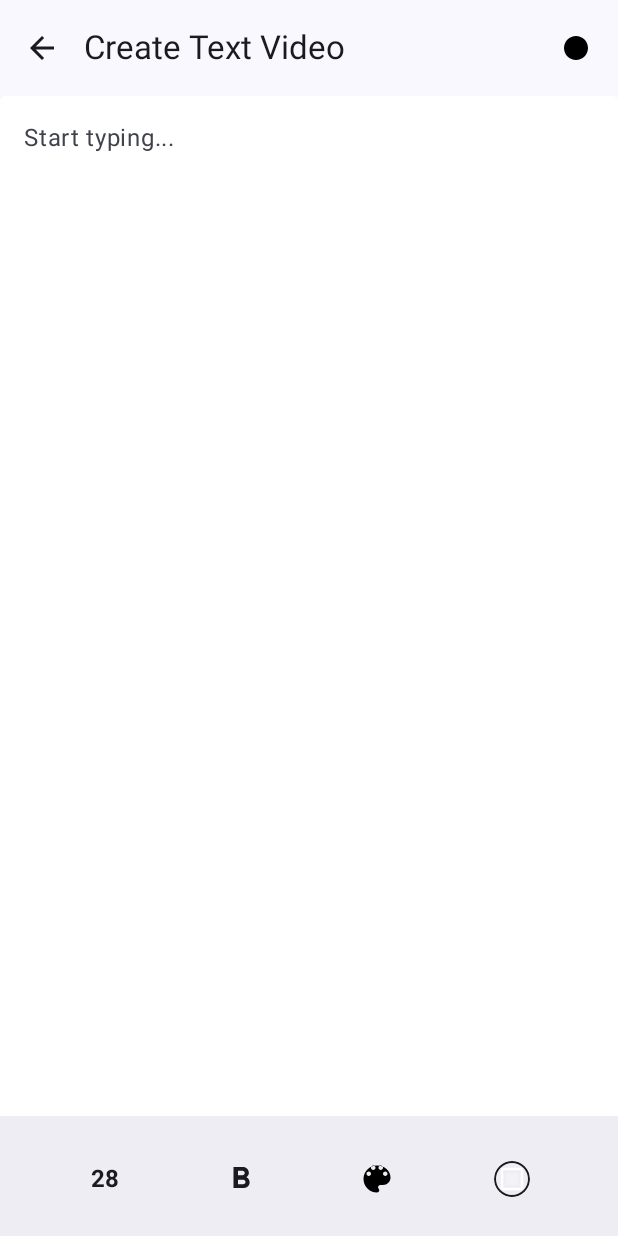
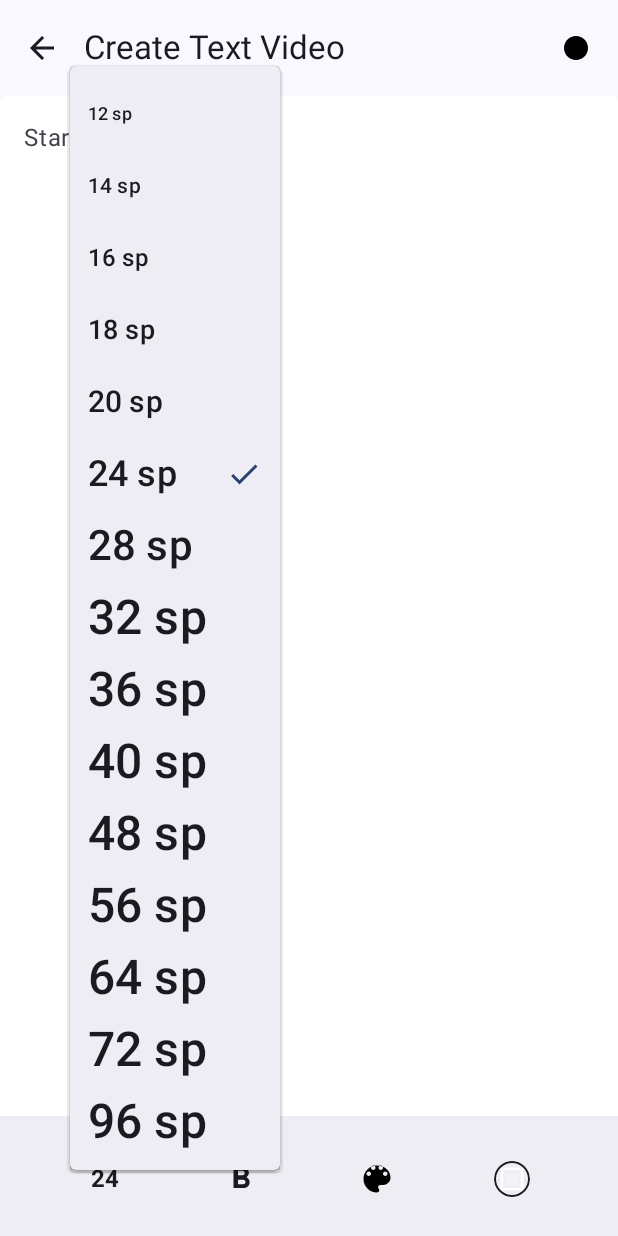
Before and after one commit to adegtiarev/VideoMessage, an Android app built with Jetpack Compose: the TextVideoScreen screen opened through its navigation route, after a tap on "24", on a phone screen of 412 x 824 dp. Run offline under Robolectric (Android 15) with nearby library versions, the phone set to English and light mode, and no system bars; our stand-ins replace Dagger/Hilt's generated code.

Commit message:
Implement font size selection dropdown in TextVideoScreen
- Replace the cyclical font size toggle button with a `DropdownMenu` for direct selection.
- Add state management (`showSizeMenu`) and a list of `availableFontSizes` ranging from 12sp to 96sp.
- Display a checkmark icon next to the currently selected font size in the menu.
- Maintain existing buttons for bold toggle, text color, and background color customization in the bottom bar.

```diff
--- a/app/src/main/java/arg/adegtiarev/videomessage/ui/textvideo/TextVideoScreen.kt
+++ b/app/src/main/java/arg/adegtiarev/videomessage/ui/textvideo/TextVideoScreen.kt
@@ -10,7 +10,11 @@ import androidx.compose.foundation.layout.imePadding
 import androidx.compose.foundation.layout.padding
 import androidx.compose.foundation.layout.size
 import androidx.compose.foundation.shape.CircleShape
+import androidx.compose.material.icons.Icons
+import androidx.compose.material.icons.filled.Check
 import androidx.compose.material3.BottomAppBar
+import androidx.compose.material3.DropdownMenu
+import androidx.compose.material3.DropdownMenuItem
 import androidx.compose.material3.Icon
 import androidx.compose.material3.IconButton
 import androidx.compose.material3.MaterialTheme
@@ -32,6 +36,7 @@ import androidx.compose.ui.graphics.Color
 import androidx.compose.ui.res.painterResource
 import androidx.compose.ui.text.TextStyle
 import androidx.compose.ui.text.font.FontWeight
+import androidx.compose.ui.unit.DpOffset
 import androidx.compose.ui.unit.dp
 import androidx.compose.ui.unit.sp
 import androidx.hilt.navigation.compose.hiltViewModel
@@ -51,6 +56,14 @@ fun TextVideoScreen(
     var isBold by remember { mutableStateOf(false) }
     var textColor by remember { mutableStateOf(Color.Black) }
     var backgroundColor by remember { mutableStateOf(Color.White) }
+
+    // Состояние видимости меню выбора размера
+    var showSizeMenu by remember { mutableStateOf(false) }
+
+    // Список доступных размеров шрифта
+    val availableFontSizes = remember {
+        listOf(12f, 14f, 16f, 18f, 20f, 24f, 28f, 32f, 36f, 40f, 48f, 56f, 64f, 72f, 96f)
+    }
     // ----------------------------------------------------------
 
     Scaffold(
@@ -69,16 +82,51 @@ fun TextVideoScreen(
                     horizontalArrangement = Arrangement.SpaceEvenly,
                     verticalAlignment = Alignment.CenterVertically
                 ) {
-                    IconButton(onClick = {
-                        textSizeSp = if (textSizeSp >= 48f) 16f else textSizeSp + 4f
-                    }) {
-                        Text(
-                            text = "${textSizeSp.toInt()}",
-                            style = MaterialTheme.typography.titleMedium,
-                            fontWeight = FontWeight.Bold
-                        )
+                    // 1. Кнопка размера шрифта с выпадающим меню
+                    Box {
+                        IconButton(onClick = { showSizeMenu = true }) {
+                            Text(
+                                text = "${textSizeSp.toInt()}",
+                                style = MaterialTheme.typography.titleMedium,
+                                fontWeight = FontWeight.Bold
+                            )
+                        }
+
+                        DropdownMenu(
+                            expanded = showSizeMenu,
+                            onDismissRequest = { showSizeMenu = false },
+                            // Небольшой сдвиг, чтобы меню не перекрывало палец
+                            offset = DpOffset(x = 0.dp, y = 10.dp)
+                        ) {
+                            availableFontSizes.forEach { size ->
+                                DropdownMenuItem(
+                                    text = {
+                                        Text(
+                                            text = "${size.toInt()} sp",
+                                            // Отображаем текст в меню сразу с нужным размером (опционально, но наглядно)
+                                            // Ограничиваем макс размер в меню, чтобы не ломать UI
+                                            fontSize = if (size > 32f) 32.sp else size.sp
+                                        )
+                                    },
+                                    onClick = {
+                                        textSizeSp = size
+                                        showSizeMenu = false
+                                    },
+                                    trailingIcon = {
+                                        if (textSizeSp == size) {
+                                            Icon(
+                                                imageVector = Icons.Default.Check,
+                                                contentDescription = "Selected",
+                                                tint = MaterialTheme.colorScheme.primary
+                                            )
+                                        }
+                                    }
+                                )
+                            }
+                        }
                     }
 
+                    // 2. Кнопка стиля шрифта
                     IconButton(onClick = { isBold = !isBold }) {
                         if (isBold) {
                             Icon(
@@ -93,6 +141,7 @@ fun TextVideoScreen(
                         }
                     }
 
+                    // 3. Кнопка цвета текста
                     IconButton(onClick = {
                         textColor = if (textColor == Color.Black) Color.Red else Color.Black
                     }) {
@@ -103,6 +152,7 @@ fun TextVideoScreen(
                         )
                     }
 
+                    // 4. Кнопка цвета фона
                     IconButton(onClick = {
                         backgroundColor = if (backgroundColor == Color.White) Color.Yellow else Color.White
                     }) {
```
